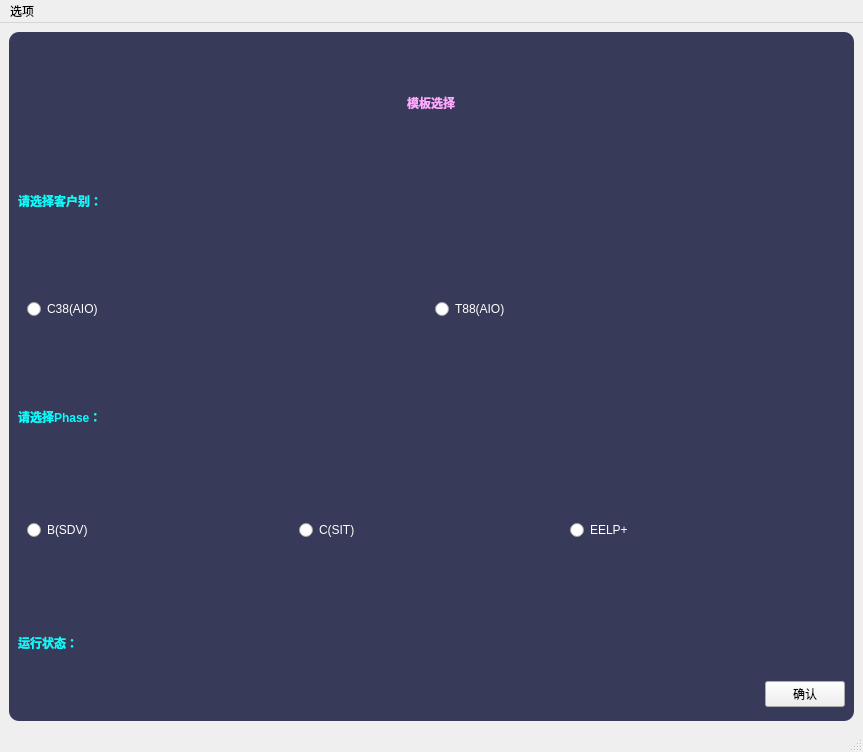
Qt form DDISExcel/Excelmain_AIO.ui (caoedwin/GiteeMirror) before a commit.
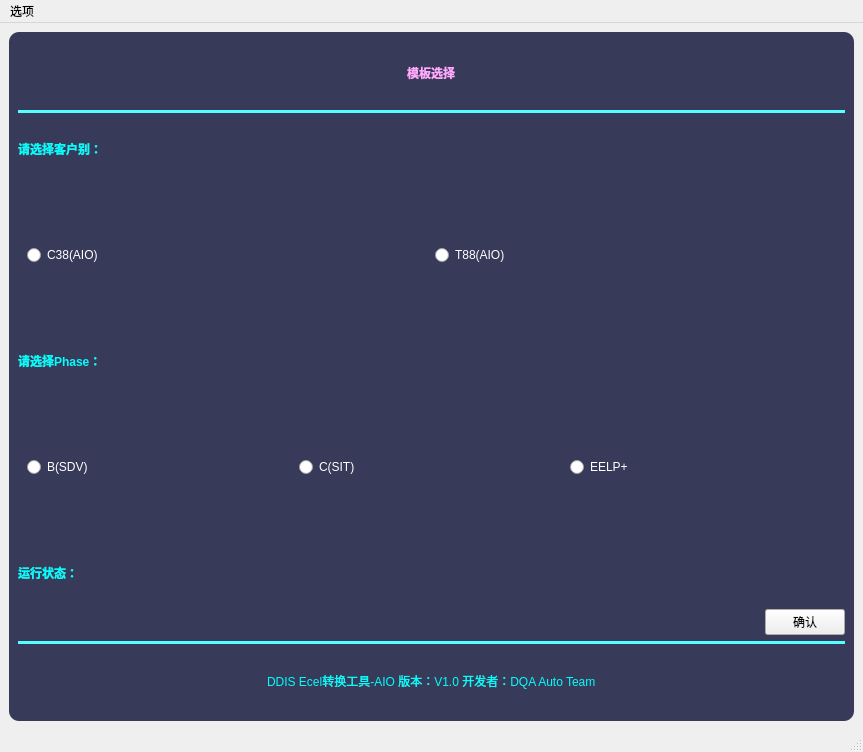
The same form after that commit.

Patch:
```diff
--- a/DDISExcel/Excelmain_AIO.ui
+++ b/DDISExcel/Excelmain_AIO.ui
@@ -30,78 +30,6 @@
        <enum>QFrame::Raised</enum>
       </property>
       <layout class="QGridLayout" name="gridLayout_2">
-       <item row="8" column="6" alignment="Qt::AlignRight">
-        <widget class="QPushButton" name="pushButton">
-         <property name="styleSheet">
-          <string notr="true">font: 9pt &quot;楷体&quot;;</string>
-         </property>
-         <property name="text">
-          <string>确认</string>
-         </property>
-        </widget>
-       </item>
-       <item row="4" column="0" colspan="7">
-        <widget class="QFrame" name="frame_2">
-         <property name="minimumSize">
-          <size>
-           <width>0</width>
-           <height>140</height>
-          </size>
-         </property>
-         <property name="maximumSize">
-          <size>
-           <width>16777215</width>
-           <height>140</height>
-          </size>
-         </property>
-         <property name="frameShape">
-          <enum>QFrame::StyledPanel</enum>
-         </property>
-         <property name="frameShadow">
-          <enum>QFrame::Raised</enum>
-         </property>
-         <layout class="QGridLayout" name="gridLayout_6">
-          <item row="0" column="0">
-           <layout class="QGridLayout" name="gridLayout_3">
-            <item row="0" column="0">
-             <widget class="QRadioButton" name="radioButton_5">
-              <property name="minimumSize">
-               <size>
-                <width>0</width>
-                <height>80</height>
-               </size>
-              </property>
-              <property name="styleSheet">
-               <string notr="true">font: 11pt &quot;楷体&quot;;
-color: rgb(255, 255, 255);</string>
-              </property>
-              <property name="text">
-               <string>C38(AIO)</string>
-              </property>
-             </widget>
-            </item>
-            <item row="0" column="1">
-             <widget class="QRadioButton" name="radioButton">
-              <property name="minimumSize">
-               <size>
-                <width>0</width>
-                <height>80</height>
-               </size>
-              </property>
-              <property name="styleSheet">
-               <string notr="true">font: 11pt &quot;楷体&quot;;
-color: rgb(255, 255, 255);</string>
-              </property>
-              <property name="text">
-               <string>T88(AIO)</string>
-              </property>
-             </widget>
-            </item>
-           </layout>
-          </item>
-         </layout>
-        </widget>
-       </item>
        <item row="2" column="0" colspan="7" alignment="Qt::AlignHCenter">
         <widget class="QLabel" name="label_3">
          <property name="maximumSize">
@@ -121,7 +49,75 @@
          </property>
         </widget>
        </item>
-       <item row="7" column="0">
+       <item row="8" column="1">
+        <widget class="QLabel" name="label_5">
+         <property name="minimumSize">
+          <size>
+           <width>180</width>
+           <height>60</height>
+          </size>
+         </property>
+         <property name="maximumSize">
+          <size>
+           <width>180</width>
+           <height>60</height>
+          </size>
+         </property>
+         <property name="styleSheet">
+          <string notr="true">font: 9pt &quot;楷体&quot;;
+color: rgb(255, 255, 127);
+font-weight:bold;</string>
+         </property>
+         <property name="text">
+          <string/>
+         </property>
+        </widget>
+       </item>
+       <item row="10" column="0" colspan="7">
+        <widget class="Line" name="line_2">
+         <property name="styleSheet">
+          <string notr="true">background-color: rgb(85, 255, 255);</string>
+         </property>
+         <property name="orientation">
+          <enum>Qt::Horizontal</enum>
+         </property>
+        </widget>
+       </item>
+       <item row="4" column="0">
+        <widget class="QLabel" name="label">
+         <property name="minimumSize">
+          <size>
+           <width>0</width>
+           <height>60</height>
+          </size>
+         </property>
+         <property name="maximumSize">
+          <size>
+           <width>16777215</width>
+           <height>60</height>
+          </size>
+         </property>
+         <property name="styleSheet">
+          <string notr="true">font: 14pt &quot;楷体&quot;;
+color: rgb(0, 255, 255);
+font-weight:bold;</string>
+         </property>
+         <property name="text">
+          <string>请选择客户别：</string>
+         </property>
+        </widget>
+       </item>
+       <item row="3" column="0" colspan="7">
+        <widget class="Line" name="line">
+         <property name="styleSheet">
+          <string notr="true">background-color: rgb(85, 255, 255);</string>
+         </property>
+         <property name="orientation">
+          <enum>Qt::Horizontal</enum>
+         </property>
+        </widget>
+       </item>
+       <item row="8" column="0">
         <widget class="QLabel" name="label_4">
          <property name="minimumSize">
           <size>
@@ -145,55 +141,69 @@
          </property>
         </widget>
        </item>
-       <item row="3" column="0">
-        <widget class="QLabel" name="label">
+       <item row="5" column="0" colspan="7">
+        <widget class="QFrame" name="frame_2">
          <property name="minimumSize">
           <size>
            <width>0</width>
-           <height>60</height>
+           <height>140</height>
           </size>
          </property>
          <property name="maximumSize">
           <size>
            <width>16777215</width>
-           <height>60</height>
+           <height>140</height>
           </size>
          </property>
-         <property name="styleSheet">
-          <string notr="true">font: 14pt &quot;楷体&quot;;
-color: rgb(0, 255, 255);
-font-weight:bold;</string>
+         <property name="frameShape">
+          <enum>QFrame::StyledPanel</enum>
          </property>
-         <property name="text">
-          <string>请选择客户别：</string>
+         <property name="frameShadow">
+          <enum>QFrame::Raised</enum>
          </property>
+         <layout class="QGridLayout" name="gridLayout_6">
+          <item row="0" column="0">
+           <layout class="QGridLayout" name="gridLayout_3">
+            <item row="0" column="0">
+             <widget class="QRadioButton" name="radioButton_5">
+              <property name="minimumSize">
+               <size>
+                <width>0</width>
+                <height>80</height>
+               </size>
+              </property>
+              <property name="styleSheet">
+               <string notr="true">font: 11pt &quot;楷体&quot;;
+color: rgb(255, 255, 255);</string>
+              </property>
+              <property name="text">
+               <string>C38(AIO)</string>
+              </property>
+             </widget>
+            </item>
+            <item row="0" column="1">
+             <widget class="QRadioButton" name="radioButton">
+              <property name="minimumSize">
+               <size>
+                <width>0</width>
+                <height>80</height>
+               </size>
+              </property>
+              <property name="styleSheet">
+               <string notr="true">font: 11pt &quot;楷体&quot;;
+color: rgb(255, 255, 255);</string>
+              </property>
+              <property name="text">
+               <string>T88(AIO)</string>
+              </property>
+             </widget>
+            </item>
+           </layout>
+          </item>
+         </layout>
         </widget>
        </item>
-       <item row="5" column="0">
-        <widget class="QLabel" name="label_2">
-         <property name="minimumSize">
-          <size>
-           <width>0</width>
-           <height>60</height>
-          </size>
-         </property>
-         <property name="maximumSize">
-          <size>
-           <width>16777215</width>
-           <height>60</height>
-          </size>
-         </property>
-         <property name="styleSheet">
-          <string notr="true">font: 14pt &quot;楷体&quot;;
-color: rgb(0, 255, 255);
-font-weight:bold;</string>
-         </property>
-         <property name="text">
-          <string>请选择Phase：</string>
-         </property>
-        </widget>
-       </item>
-       <item row="6" column="0" colspan="7">
+       <item row="7" column="0" colspan="7">
         <widget class="QFrame" name="frame_3">
          <property name="enabled">
           <bool>true</bool>
@@ -281,27 +291,48 @@
          </layout>
         </widget>
        </item>
-       <item row="7" column="1">
-        <widget class="QLabel" name="label_5">
+       <item row="9" column="6" alignment="Qt::AlignRight">
+        <widget class="QPushButton" name="pushButton">
+         <property name="styleSheet">
+          <string notr="true">font: 9pt &quot;楷体&quot;;</string>
+         </property>
+         <property name="text">
+          <string>确认</string>
+         </property>
+        </widget>
+       </item>
+       <item row="6" column="0">
+        <widget class="QLabel" name="label_2">
          <property name="minimumSize">
           <size>
-           <width>180</width>
+           <width>0</width>
            <height>60</height>
           </size>
          </property>
          <property name="maximumSize">
           <size>
-           <width>180</width>
+           <width>16777215</width>
            <height>60</height>
           </size>
          </property>
          <property name="styleSheet">
-          <string notr="true">font: 9pt &quot;楷体&quot;;
-color: rgb(255, 255, 127);
+          <string notr="true">font: 14pt &quot;楷体&quot;;
+color: rgb(0, 255, 255);
 font-weight:bold;</string>
          </property>
          <property name="text">
-          <string/>
+          <string>请选择Phase：</string>
+         </property>
+        </widget>
+       </item>
+       <item row="11" column="0" colspan="7" alignment="Qt::AlignHCenter">
+        <widget class="QLabel" name="label_6">
+         <property name="styleSheet">
+          <string notr="true">font: 9pt &quot;楷体&quot;;
+color: rgb(0, 255, 255);</string>
+         </property>
+         <property name="text">
+          <string>DDIS Ecel转换工具-AIO 版本：V1.0 开发者：DQA Auto Team</string>
          </property>
         </widget>
        </item>
```
